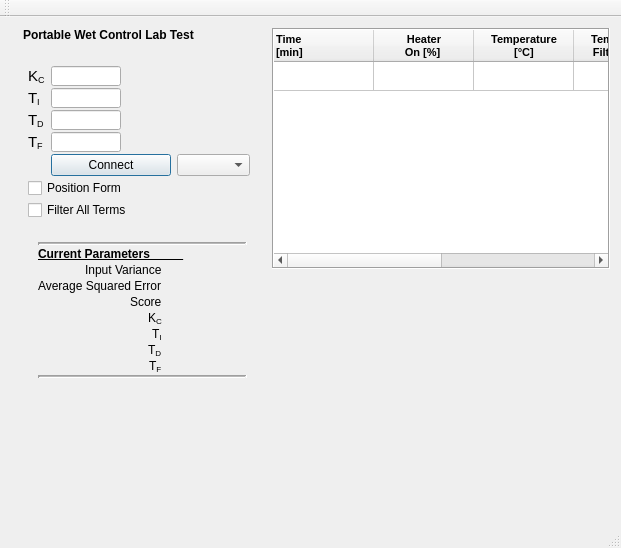
This is mainwindow.ui in AnthonyA28/Qt-PWCL-test as Qt 5 draws it before an edit. The edited form follows.
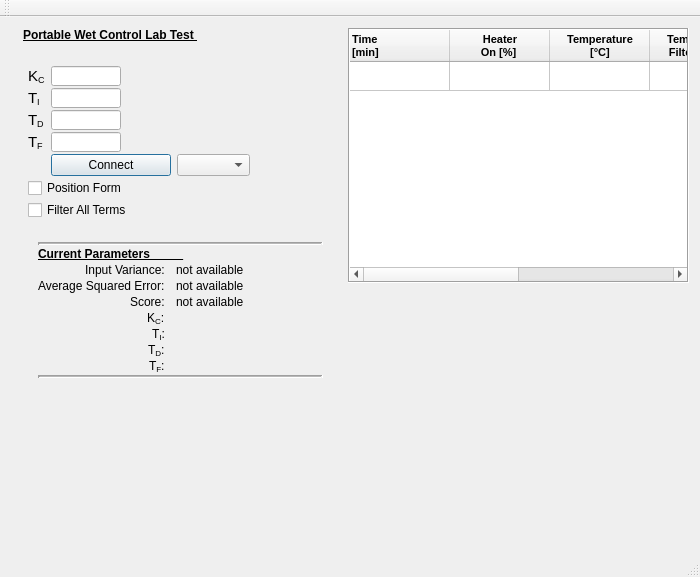
This is the edited form. Custom widgets are drawn as their Qt base class.

Commit message: shows score rank, score, error, input var only after certain time

What changed in the file:
```diff
--- a/mainwindow.ui
+++ b/mainwindow.ui
@@ -6,8 +6,8 @@
    <rect>
     <x>0</x>
     <y>0</y>
-    <width>621</width>
-    <height>548</height>
+    <width>700</width>
+    <height>577</height>
    </rect>
   </property>
   <property name="minimumSize">
@@ -41,7 +41,7 @@
       <property name="bottomMargin">
        <number>0</number>
       </property>
-      <item row="6" column="1">
+      <item row="0" column="1">
        <widget class="QLabel" name="label_5">
         <property name="sizePolicy">
          <sizepolicy hsizetype="Fixed" vsizetype="Fixed">
@@ -51,7 +51,7 @@
         </property>
         <property name="minimumSize">
          <size>
-          <width>228</width>
+          <width>304</width>
           <height>0</height>
          </size>
         </property>
@@ -65,6 +65,7 @@
          <font>
           <weight>75</weight>
           <bold>true</bold>
+          <underline>true</underline>
          </font>
         </property>
         <property name="text">
@@ -72,7 +73,7 @@
         </property>
        </widget>
       </item>
-      <item row="11" column="1">
+      <item row="1" column="1">
        <layout class="QHBoxLayout" name="horizontalLayout_3">
         <property name="spacing">
          <number>10</number>
@@ -218,7 +219,7 @@
             </property>
            </widget>
           </item>
-          <item row="8" column="1">
+          <item row="4" column="1">
            <layout class="QHBoxLayout" name="horizontalLayout_4">
             <item>
              <widget class="QPushButton" name="setButton">
@@ -280,7 +281,7 @@
             </item>
            </layout>
           </item>
-          <item row="13" column="0" colspan="2">
+          <item row="5" column="0" colspan="2">
            <widget class="QCheckBox" name="posFormCheckBox">
             <property name="sizePolicy">
              <sizepolicy hsizetype="Fixed" vsizetype="Fixed">
@@ -304,7 +305,7 @@
             </property>
            </widget>
           </item>
-          <item row="14" column="0" colspan="2">
+          <item row="6" column="0" colspan="2">
            <widget class="QCheckBox" name="filterAllCheckBox">
             <property name="sizePolicy">
              <sizepolicy hsizetype="Fixed" vsizetype="Fixed">
@@ -332,7 +333,7 @@
         </item>
        </layout>
       </item>
-      <item row="12" column="1">
+      <item row="2" column="1">
        <layout class="QFormLayout" name="formLayout_3">
         <property name="labelAlignment">
          <set>Qt::AlignRight|Qt::AlignTrailing|Qt::AlignVCenter</set>
@@ -408,22 +409,160 @@
           </property>
          </widget>
         </item>
+        <item row="2" column="0">
+         <widget class="QLabel" name="label_14">
+          <property name="sizePolicy">
+           <sizepolicy hsizetype="Preferred" vsizetype="Preferred">
+            <horstretch>0</horstretch>
+            <verstretch>0</verstretch>
+           </sizepolicy>
+          </property>
+          <property name="maximumSize">
+           <size>
+            <width>16777214</width>
+            <height>16777215</height>
+           </size>
+          </property>
+          <property name="font">
+           <font>
+            <pointsize>9</pointsize>
+           </font>
+          </property>
+          <property name="text">
+           <string>&lt;html&gt;&lt;head/&gt;&lt;body&gt;&lt;p&gt;Input Variance:&lt;/p&gt;&lt;/body&gt;&lt;/html&gt;</string>
+          </property>
+         </widget>
+        </item>
+        <item row="2" column="1">
+         <widget class="QLabel" name="inputVarLabel">
+          <property name="sizePolicy">
+           <sizepolicy hsizetype="Preferred" vsizetype="Preferred">
+            <horstretch>0</horstretch>
+            <verstretch>0</verstretch>
+           </sizepolicy>
+          </property>
+          <property name="maximumSize">
+           <size>
+            <width>141</width>
+            <height>16777215</height>
+           </size>
+          </property>
+          <property name="font">
+           <font>
+            <pointsize>9</pointsize>
+           </font>
+          </property>
+          <property name="text">
+           <string>not available</string>
+          </property>
+         </widget>
+        </item>
+        <item row="3" column="0">
+         <widget class="QLabel" name="label_15">
+          <property name="sizePolicy">
+           <sizepolicy hsizetype="Preferred" vsizetype="Preferred">
+            <horstretch>0</horstretch>
+            <verstretch>0</verstretch>
+           </sizepolicy>
+          </property>
+          <property name="maximumSize">
+           <size>
+            <width>16777214</width>
+            <height>16777215</height>
+           </size>
+          </property>
+          <property name="font">
+           <font>
+            <pointsize>9</pointsize>
+           </font>
+          </property>
+          <property name="text">
+           <string>&lt;html&gt;&lt;head/&gt;&lt;body&gt;&lt;p&gt;Average Squared Error:&lt;/p&gt;&lt;/body&gt;&lt;/html&gt;</string>
+          </property>
+         </widget>
+        </item>
+        <item row="3" column="1">
+         <widget class="QLabel" name="avgerrLabel">
+          <property name="sizePolicy">
+           <sizepolicy hsizetype="Preferred" vsizetype="Preferred">
+            <horstretch>0</horstretch>
+            <verstretch>0</verstretch>
+           </sizepolicy>
+          </property>
+          <property name="maximumSize">
+           <size>
+            <width>141</width>
+            <height>16777215</height>
+           </size>
+          </property>
+          <property name="font">
+           <font>
+            <pointsize>9</pointsize>
+           </font>
+          </property>
+          <property name="text">
+           <string>not available</string>
+          </property>
+         </widget>
+        </item>
+        <item row="4" column="0">
+         <widget class="QLabel" name="label_7">
+          <property name="sizePolicy">
+           <sizepolicy hsizetype="Preferred" vsizetype="Preferred">
+            <horstretch>0</horstretch>
+            <verstretch>0</verstretch>
+           </sizepolicy>
+          </property>
+          <property name="maximumSize">
+           <size>
+            <width>16777214</width>
+            <height>16777215</height>
+           </size>
+          </property>
+          <property name="font">
+           <font>
+            <pointsize>9</pointsize>
+           </font>
+          </property>
+          <property name="text">
+           <string>Score:</string>
+          </property>
+         </widget>
+        </item>
+        <item row="4" column="1">
+         <widget class="QLabel" name="scoreLabel">
+          <property name="sizePolicy">
+           <sizepolicy hsizetype="Preferred" vsizetype="Preferred">
+            <horstretch>0</horstretch>
+            <verstretch>0</verstretch>
+           </sizepolicy>
+          </property>
+          <property name="font">
+           <font>
+            <pointsize>9</pointsize>
+           </font>
+          </property>
+          <property name="text">
+           <string>&lt;html&gt;&lt;head/&gt;&lt;body&gt;&lt;p&gt;not available&lt;/p&gt;&lt;/body&gt;&lt;/html&gt;</string>
+          </property>
+         </widget>
+        </item>
         <item row="5" column="0">
          <widget class="QLabel" name="label_6">
           <property name="sizePolicy">
-           <sizepolicy hsizetype="Fixed" vsizetype="Fixed">
+           <sizepolicy hsizetype="Preferred" vsizetype="Preferred">
             <horstretch>0</horstretch>
             <verstretch>0</verstretch>
            </sizepolicy>
           </property>
           <property name="maximumSize">
            <size>
-            <width>16</width>
+            <width>90</width>
             <height>16777215</height>
            </size>
           </property>
           <property name="text">
-           <string>&lt;html&gt;&lt;head/&gt;&lt;body&gt;&lt;p&gt;&lt;span style=&quot; font-size:9pt;&quot;&gt;K&lt;/span&gt;&lt;span style=&quot; font-size:9pt; vertical-align:sub;&quot;&gt;C&lt;/span&gt;&lt;/p&gt;&lt;/body&gt;&lt;/html&gt;</string>
+           <string>&lt;html&gt;&lt;head/&gt;&lt;body&gt;&lt;p&gt;&lt;span style=&quot; font-size:9pt;&quot;&gt;K&lt;/span&gt;&lt;span style=&quot; font-size:9pt; vertical-align:sub;&quot;&gt;C&lt;/span&gt;&lt;span style=&quot; font-size:9pt;&quot;&gt;:&lt;/span&gt;&lt;/p&gt;&lt;/body&gt;&lt;/html&gt;</string>
           </property>
          </widget>
         </item>
@@ -449,19 +588,19 @@
         <item row="6" column="0">
          <widget class="QLabel" name="label_10">
           <property name="sizePolicy">
-           <sizepolicy hsizetype="Fixed" vsizetype="Fixed">
+           <sizepolicy hsizetype="Preferred" vsizetype="Preferred">
             <horstretch>0</horstretch>
             <verstretch>0</verstretch>
            </sizepolicy>
           </property>
           <property name="maximumSize">
            <size>
-            <width>14</width>
+            <width>90</width>
             <height>16777215</height>
            </size>
           </property>
           <property name="text">
-           <string>&lt;html&gt;&lt;head/&gt;&lt;body&gt;&lt;p&gt;&lt;span style=&quot; font-size:9pt;&quot;&gt;Τ&lt;/span&gt;&lt;span style=&quot; font-size:9pt; vertical-align:sub;&quot;&gt;I&lt;/span&gt;&lt;/p&gt;&lt;/body&gt;&lt;/html&gt;</string>
+           <string>&lt;html&gt;&lt;head/&gt;&lt;body&gt;&lt;p&gt;&lt;span style=&quot; font-size:9pt;&quot;&gt;Τ&lt;/span&gt;&lt;span style=&quot; font-size:9pt; vertical-align:sub;&quot;&gt;I&lt;/span&gt;&lt;span style=&quot; font-size:9pt;&quot;&gt;:&lt;/span&gt;&lt;/p&gt;&lt;/body&gt;&lt;/html&gt;</string>
           </property>
          </widget>
         </item>
@@ -487,19 +626,19 @@
         <item row="7" column="0">
          <widget class="QLabel" name="label_16">
           <property name="sizePolicy">
-           <sizepolicy hsizetype="Fixed" vsizetype="Fixed">
+           <sizepolicy hsizetype="Preferred" vsizetype="Preferred">
             <horstretch>0</horstretch>
             <verstretch>0</verstretch>
            </sizepolicy>
           </property>
           <property name="maximumSize">
            <size>
-            <width>17</width>
+            <width>90</width>
             <height>16777215</height>
            </size>
           </property>
           <property name="text">
-           <string>&lt;html&gt;&lt;head/&gt;&lt;body&gt;&lt;p&gt;&lt;span style=&quot; font-size:9pt;&quot;&gt;Τ&lt;/span&gt;&lt;span style=&quot; font-size:9pt; vertical-align:sub;&quot;&gt;D&lt;/span&gt;&lt;/p&gt;&lt;/body&gt;&lt;/html&gt;</string>
+           <string>&lt;html&gt;&lt;head/&gt;&lt;body&gt;&lt;p&gt;&lt;span style=&quot; font-size:9pt;&quot;&gt;Τ&lt;/span&gt;&lt;span style=&quot; font-size:9pt; vertical-align:sub;&quot;&gt;D&lt;/span&gt;&lt;span style=&quot; font-size:9pt;&quot;&gt;:&lt;/span&gt;&lt;/p&gt;&lt;/body&gt;&lt;/html&gt;</string>
           </property>
          </widget>
         </item>
@@ -525,19 +664,19 @@
         <item row="8" column="0">
          <widget class="QLabel" name="label_12">
           <property name="sizePolicy">
-           <sizepolicy hsizetype="Fixed" vsizetype="Fixed">
+           <sizepolicy hsizetype="Preferred" vsizetype="Preferred">
             <horstretch>0</horstretch>
             <verstretch>0</verstretch>
            </sizepolicy>
           </property>
           <property name="maximumSize">
            <size>
-            <width>16</width>
+            <width>90</width>
             <height>16777215</height>
            </size>
           </property>
           <property name="text">
-           <string>&lt;html&gt;&lt;head/&gt;&lt;body&gt;&lt;p&gt;&lt;span style=&quot; font-size:9pt;&quot;&gt;Τ&lt;/span&gt;&lt;span style=&quot; font-size:9pt; vertical-align:sub;&quot;&gt;F&lt;/span&gt;&lt;/p&gt;&lt;/body&gt;&lt;/html&gt;</string>
+           <string>&lt;html&gt;&lt;head/&gt;&lt;body&gt;&lt;p&gt;&lt;span style=&quot; font-size:9pt;&quot;&gt;Τ&lt;/span&gt;&lt;span style=&quot; font-size:9pt; vertical-align:sub;&quot;&gt;F&lt;/span&gt;&lt;span style=&quot; font-size:9pt;&quot;&gt;:&lt;/span&gt;&lt;/p&gt;&lt;/body&gt;&lt;/html&gt;</string>
           </property>
          </widget>
         </item>
@@ -560,7 +699,7 @@
           </property>
          </widget>
         </item>
-        <item row="13" column="0" colspan="2">
+        <item row="9" column="0" colspan="2">
          <widget class="Line" name="line_2">
           <property name="sizePolicy">
            <sizepolicy hsizetype="Minimum" vsizetype="Minimum">
@@ -594,98 +733,22 @@
           </property>
          </widget>
         </item>
-        <item row="2" column="0">
-         <widget class="QLabel" name="label_14">
-          <property name="sizePolicy">
-           <sizepolicy hsizetype="Fixed" vsizetype="Fixed">
-            <horstretch>0</horstretch>
-            <verstretch>0</verstretch>
-           </sizepolicy>
-          </property>
-          <property name="maximumSize">
-           <size>
-            <width>83</width>
-            <height>16777215</height>
-           </size>
-          </property>
-          <property name="text">
-           <string>&lt;html&gt;&lt;head/&gt;&lt;body&gt;&lt;p&gt;Input Variance&lt;/p&gt;&lt;/body&gt;&lt;/html&gt;</string>
-          </property>
-         </widget>
-        </item>
-        <item row="3" column="0">
-         <widget class="QLabel" name="label_15">
-          <property name="sizePolicy">
-           <sizepolicy hsizetype="Fixed" vsizetype="Fixed">
-            <horstretch>0</horstretch>
-            <verstretch>0</verstretch>
-           </sizepolicy>
-          </property>
-          <property name="maximumSize">
-           <size>
-            <width>137</width>
-            <height>16777215</height>
-           </size>
-          </property>
-          <property name="text">
-           <string>&lt;html&gt;&lt;head/&gt;&lt;body&gt;&lt;p&gt;Average Squared Error&lt;/p&gt;&lt;/body&gt;&lt;/html&gt;</string>
-          </property>
-         </widget>
-        </item>
-        <item row="4" column="0">
-         <widget class="QLabel" name="label_7">
-          <property name="text">
-           <string>Score</string>
-          </property>
-         </widget>
-        </item>
-        <item row="4" column="1">
-         <widget class="QLabel" name="scoreLabel">
-          <property name="text">
-           <string/>
-          </property>
-         </widget>
-        </item>
-        <item row="3" column="1">
-         <widget class="QLabel" name="avgerrLabel">
-          <property name="sizePolicy">
-           <sizepolicy hsizetype="Fixed" vsizetype="Fixed">
-            <horstretch>0</horstretch>
-            <verstretch>0</verstretch>
-           </sizepolicy>
-          </property>
-          <property name="maximumSize">
-           <size>
-            <width>141</width>
-            <height>16777215</height>
-           </size>
-          </property>
-          <property name="text">
-           <string/>
-          </property>
-         </widget>
-        </item>
-        <item row="2" column="1">
-         <widget class="QLabel" name="inputVarLabel">
-          <property name="sizePolicy">
-           <sizepolicy hsizetype="Fixed" vsizetype="Fixed">
-            <horstretch>0</horstretch>
-            <verstretch>0</verstretch>
-           </sizepolicy>
-          </property>
-          <property name="maximumSize">
-           <size>
-            <width>141</width>
-            <height>16777215</height>
-           </size>
-          </property>
-          <property name="text">
-           <string/>
-          </property>
-         </widget>
-        </item>
        </layout>
       </item>
+      <item row="3" column="1">
+       <widget class="QLabel" name="scoreRankLabel">
+        <property name="font">
+         <font>
+          <pointsize>11</pointsize>
+          <weight>75</weight>
+          <bold>true</bold>
+         </font>
+        </property>
+        <property name="text">
+         <string>&lt;html&gt;&lt;head/&gt;&lt;body&gt;&lt;p&gt;&lt;br/&gt;&lt;/p&gt;&lt;/body&gt;&lt;/html&gt;</string>
+        </property>
+       </widget>
+      </item>
      </layout>
     </item>
     <item>
@@ -951,7 +1014,7 @@
     <rect>
      <x>0</x>
      <y>0</y>
-     <width>621</width>
+     <width>700</width>
      <height>26</height>
     </rect>
    </property>
```
The commit also changes 1 other file.
